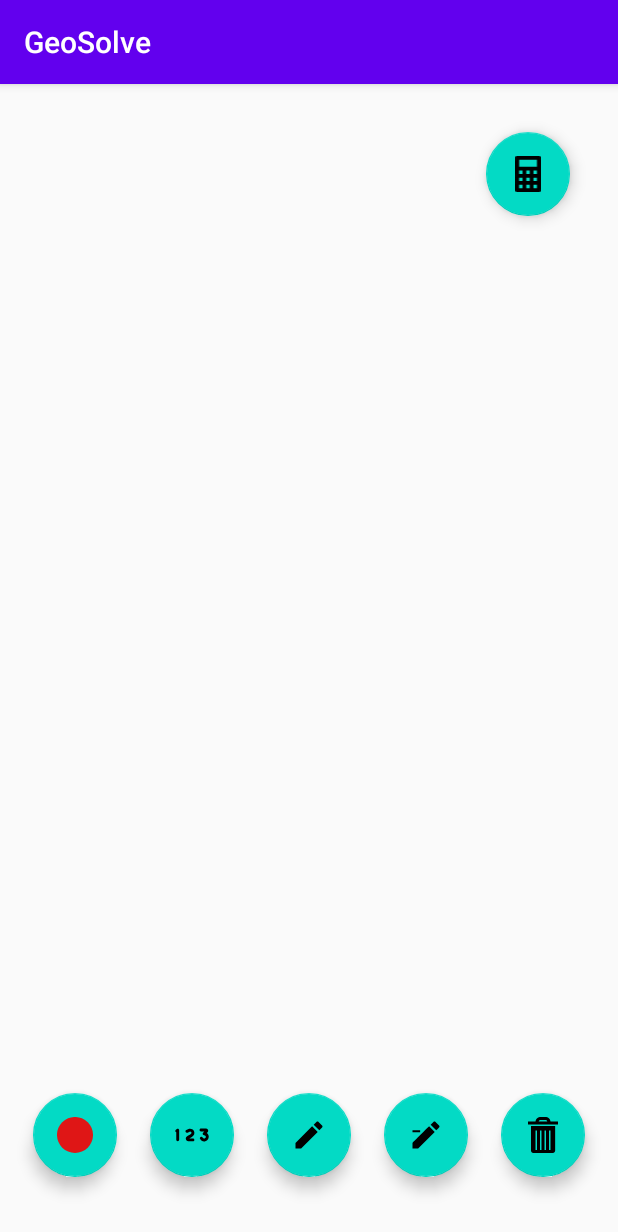
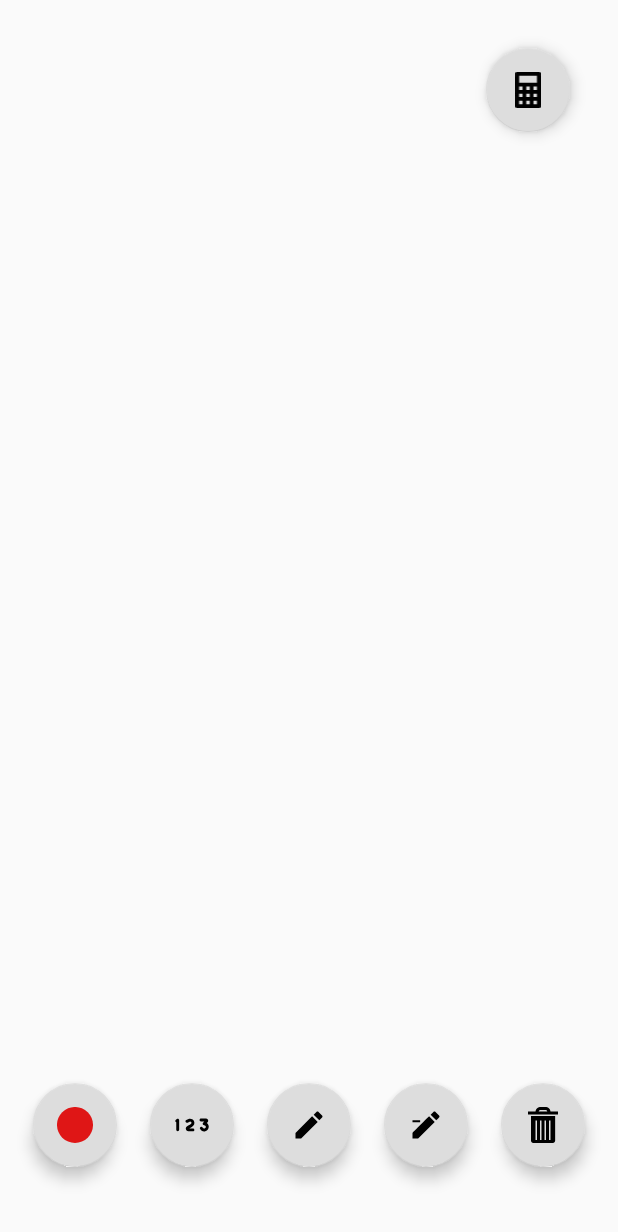
Before and after one commit to mikelarshin/GeoSolve, an Android app: the screen it shows after launch (MainActivity), on a phone screen of 412 x 824 dp. Shown: the top 1232 px of the screen. Run offline under Robolectric (Android 15) with nearby library versions, the phone set to English and light mode, and no system bars; libraries missing offline, so code that uses them is left out: moxy.ktx.moxyPresenter.

Commit message:
Fix styles

```diff
--- a/app/src/main/java/open/geosolve/geosolve/presentation/view/CanvasScreenView.kt
+++ b/app/src/main/java/open/geosolve/geosolve/presentation/view/CanvasScreenView.kt
@@ -5,4 +5,7 @@ import moxy.viewstate.strategy.OneExecutionStateStrategy
 import moxy.viewstate.strategy.StateStrategyType
 
 @StateStrategyType(OneExecutionStateStrategy::class)
-interface CanvasScreenView : MvpView
+interface CanvasScreenView : MvpView {
+    fun goToCalculationFragment()
+    fun updateCanvas()
+}
--- a/app/src/main/java/open/geosolve/geosolve/ui/screens/solveScreen/SolveFragment.kt
+++ b/app/src/main/java/open/geosolve/geosolve/ui/screens/solveScreen/SolveFragment.kt
@@ -6,6 +6,6 @@ import open.geosolve.geosolve.ui.MvpFragmentX
 class SolveFragment : MvpFragmentX(R.layout.fragment_solve) {
 
     override fun setupLayout() {
-        TODO("Not yet implemented")
+
     }
 }
--- a/app/src/main/java/open/geosolve/geosolve/ui/view/CanvasView.kt
+++ b/app/src/main/java/open/geosolve/geosolve/ui/view/CanvasView.kt
@@ -23,16 +23,16 @@ class CanvasView : View {
         color = Color.BLACK
     }
     private val mPaintLine = Paint(Paint.ANTI_ALIAS_FLAG).apply {
+        strokeWidth = 5f
+        color = Color.LTGRAY
+    }
+    private val mPaintNodeMark = Paint(Paint.ANTI_ALIAS_FLAG).apply {
         strokeWidth = 10f
         color = Color.parseColor("#DF1616")
     }
-    private val mPaintNodeMark = Paint(Paint.ANTI_ALIAS_FLAG).apply {
-        strokeWidth = 5f
-        Color.parseColor("#DF1616")
-    }
     private val mPaintLineMark = Paint(Paint.ANTI_ALIAS_FLAG).apply {
         strokeWidth = 5f
-        color = Color.parseColor("#d0d0d0")
+        color = Color.parseColor("#DF1616")
     }
 
     constructor(context: Context) : this(context, null)
--- a/app/src/main/res/values/colors.xml
+++ b/app/src/main/res/values/colors.xml
@@ -1,6 +1,6 @@
 <?xml version="1.0" encoding="utf-8"?>
 <resources>
-    <color name="colorPrimary">#6200EE</color>
+    <color name="BoldColor">#000</color>
     <color name="colorPrimaryDark">#3700B3</color>
-    <color name="colorAccent">#03DAC5</color>
+    <color name="GrayColor">#DDD</color>
 </resources>
--- a/app/src/main/res/values/styles.xml
+++ b/app/src/main/res/values/styles.xml
@@ -1,11 +1,22 @@
 <resources>
 
     <!-- Base application theme. -->
-    <style name="AppTheme" parent="Theme.AppCompat.Light.DarkActionBar">
+    <style name="AppTheme" parent="Theme.AppCompat.Light.NoActionBar">
         <!-- Customize your theme here. -->
-        <item name="colorPrimary">@color/colorPrimary</item>
+        <item name="colorPrimary">@color/BoldColor</item>
         <item name="colorPrimaryDark">@color/colorPrimaryDark</item>
-        <item name="colorAccent">@color/colorAccent</item>
+        <item name="colorAccent">@color/GrayColor</item>
+    </style>
+
+    <style name="Text" parent="TextAppearance.AppCompat">
+        <item name="android:textColor">@color/BoldColor</item>
+        <item name="android:textSize">20sp</item>
+    </style>
+
+    <style name="BoldText" parent="TextAppearance.AppCompat">
+        <item name="android:textColor">@color/BoldColor</item>
+        <item name="android:textSize">25sp</item>
+        <item name="android:textStyle">bold</item>
     </style>
 
 </resources>
```
Also changed, not shown: app/src/main/java/open/geosolve/geosolve/presentation/presenter/CanvasScreenPresenter.kt (+25 -0 lines), app/src/main/java/open/geosolve/geosolve/ui/screens/canvasScreen/CanvasFragment.kt (+15 -6 lines).
